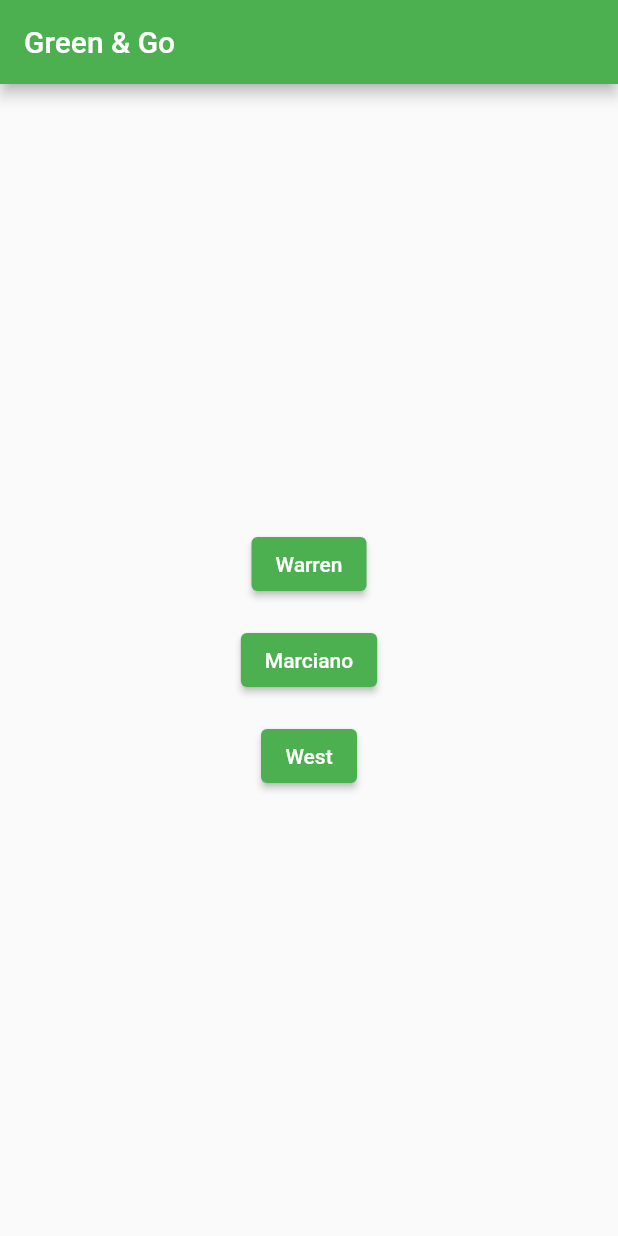
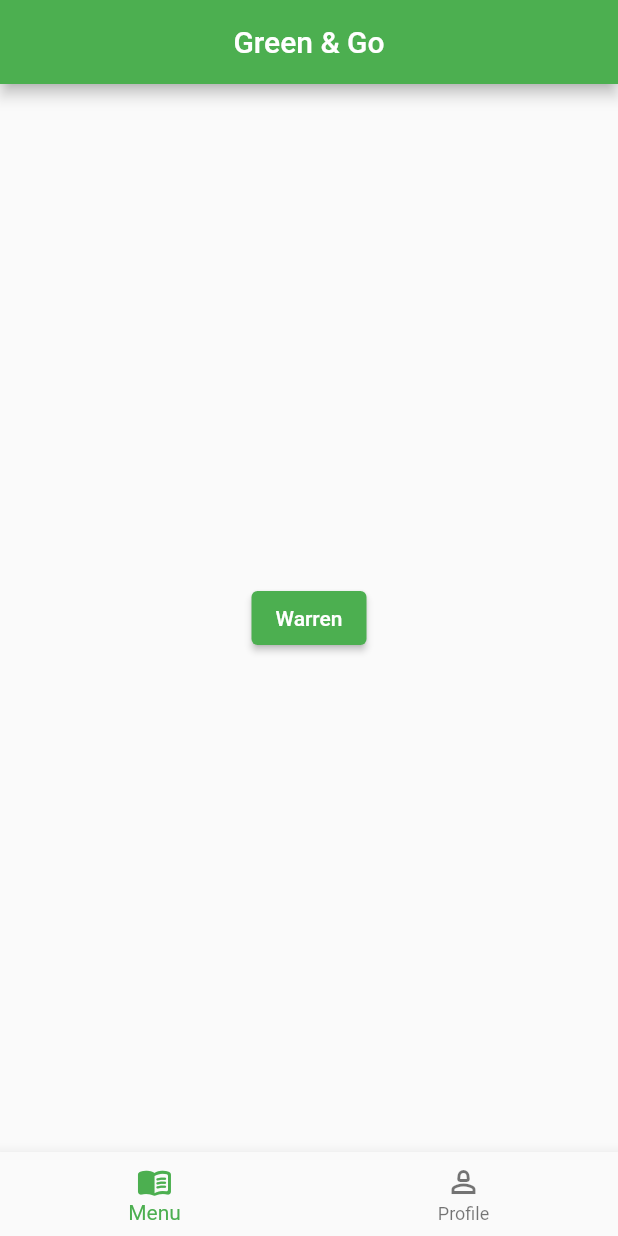
Before and after one commit to WilliamLee101/Green-Go, a Flutter app: the screen it shows after launch, on a phone screen of 412 x 824 dp. Run offline on Flutter 3.47's test engine with Material 2 defaults, Android fonts, the phone set to English and light mode, and no system bars; our stand-ins replace firebase_core, firebase_database; accounts and stored records are empty.

Commit message:
update on landing page

```diff
--- a/green_n_go/lib/home_page.dart
+++ b/green_n_go/lib/home_page.dart
@@ -21,30 +21,30 @@ class HomePage extends StatelessWidget {
                   }),
                 );
               },
-              child: const Text('Warren'),
+              child: FittedBox(child:Text('Warren'),),
             ),
-            const SizedBox(height: 16), // Add some space between the buttons
-            ElevatedButton(
-              onPressed: () {
-                Navigator.of(context).push(
-                  MaterialPageRoute(builder: (BuildContext context) {
-                    return const Marciano();
-                  }),
-                );
-              },
-              child: const Text('Marciano'),
-            ),
-            const SizedBox(height: 16), // Add some space between the buttons
-            ElevatedButton(
-              onPressed: () {
-                Navigator.of(context).push(
-                  MaterialPageRoute(builder: (BuildContext context) {
-                    return const West();
-                  }),
-                );
-              },
-              child: const Text('West'),
-            ),
+            // const SizedBox(height: 16), // Add some space between the buttons
+            // ElevatedButton(
+            //   onPressed: () {
+            //     Navigator.of(context).push(
+            //       MaterialPageRoute(builder: (BuildContext context) {
+            //         return const Marciano();
+            //       }),
+            //     );
+            //   },
+            //   child: const Text('Marciano'),
+            // ),
+            // const SizedBox(height: 16), // Add some space between the buttons
+            // ElevatedButton(
+            //   onPressed: () {
+            //     Navigator.of(context).push(
+            //       MaterialPageRoute(builder: (BuildContext context) {
+            //         return const West();
+            //       }),
+            //     );
+            //   },
+            //   child: const Text('West'),
+            // ),
 
           ],
         ),
--- a/green_n_go/lib/main.dart
+++ b/green_n_go/lib/main.dart
@@ -37,11 +37,25 @@ class _RootPageState extends State<RootPage> {
   @override
   Widget build(BuildContext context) {
     int currentPage = 0;
+    int _selectedIndex = 0;
     return Scaffold(
-      appBar: AppBar(
-        title: const Text('Green & Go'),
-      ),
-      body: const HomePage(),
-    );
+        appBar: AppBar(
+          title: Center(
+            child: Text('Green & Go'),
+          ),
+        ),
+        body: const HomePage(),
+        bottomNavigationBar: BottomNavigationBar(
+          items: const <BottomNavigationBarItem>[
+            BottomNavigationBarItem(
+              icon: Icon(Icons.menu_book_rounded),
+              label: 'Menu',
+            ),
+            BottomNavigationBarItem(
+              icon: Icon(Icons.person_2_outlined),
+              label: 'Profile',
+            ),
+          ],
+        ));
   }
 }
```
Also changed, not shown: green_n_go/lib/warren.dart (+14 -11 lines), 1 other file.
